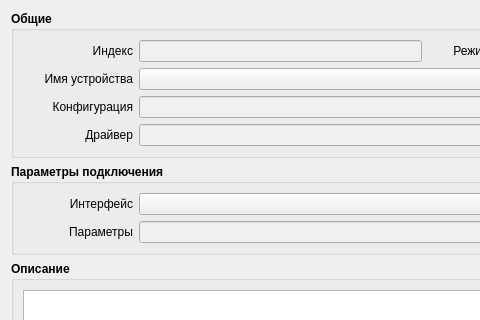
Above: configurator2/sv_device_editor.ui from breton75/ksuts before the change; both pictures show x 0 to 480 and y 0 to 320 of the 581 by 513 pixel window. Below: the same form after it.
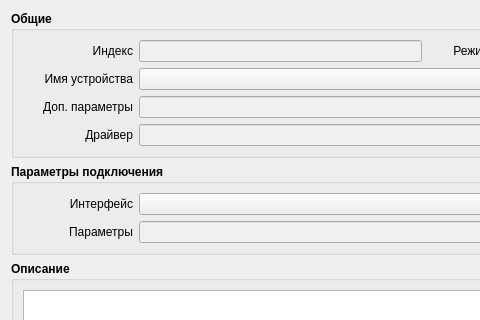
That is the form after the change. Icons and pictures are not drawn.

What changed in the file:
```diff
--- a/configurator2/sv_device_editor.ui
+++ b/configurator2/sv_device_editor.ui
@@ -204,7 +204,7 @@
            </font>
           </property>
           <property name="text">
-           <string>Конфигурация</string>
+           <string>Доп. параметры</string>
           </property>
           <property name="alignment">
            <set>Qt::AlignRight|Qt::AlignTrailing|Qt::AlignVCenter</set>
```
